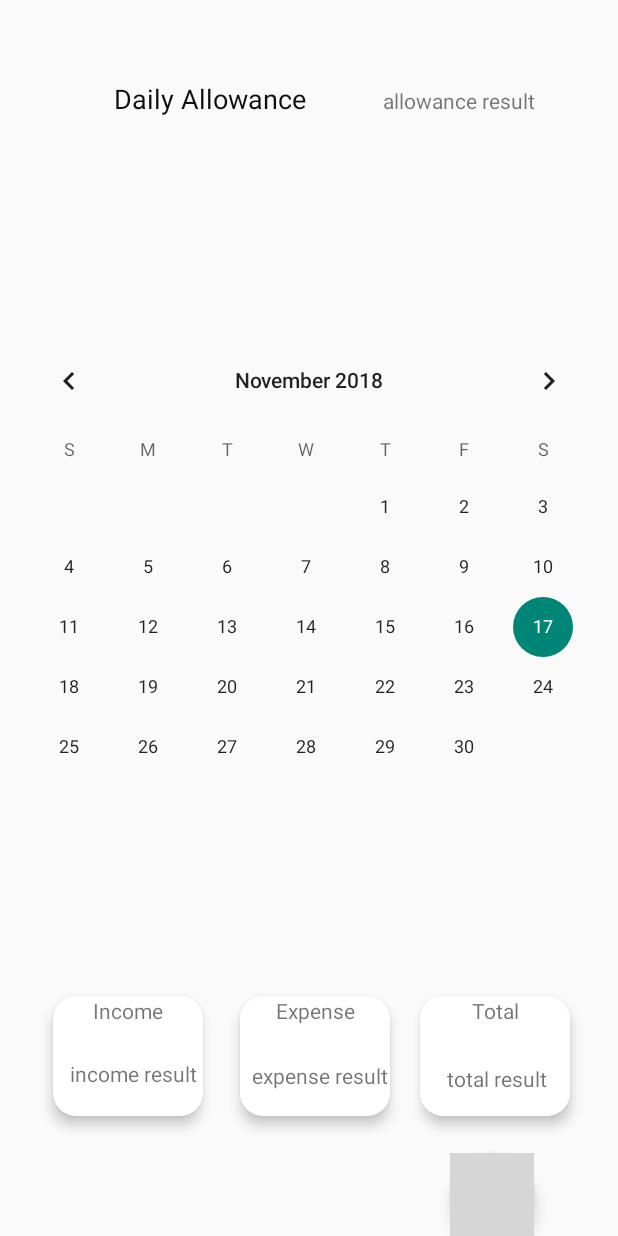
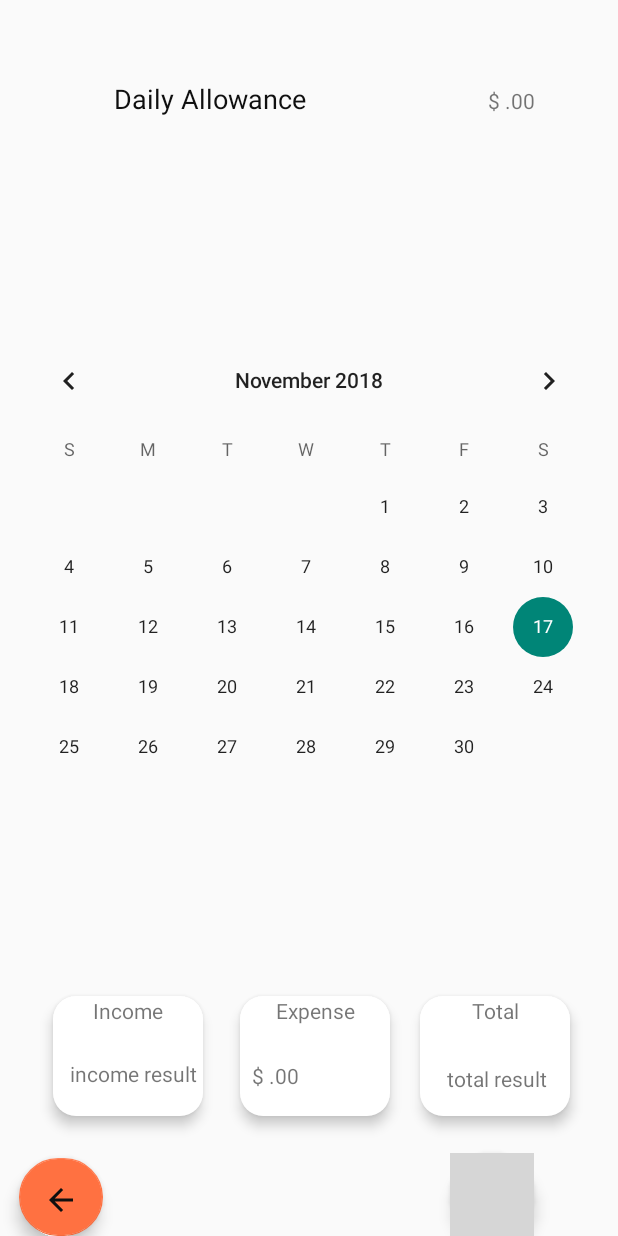
Before and after one commit to FlatFishPrincess/piggyApp, an Android app: the ExpenseActivity screen opened directly, with no data from a screen before it, on a phone screen of 412 x 824 dp. Run offline under Robolectric (Android 15) with nearby library versions, the phone set to English and light mode, and no system bars; our stand-ins replace Firebase (no records; nobody signed in at launch, a user with empty details on screens opened directly); 3 statements that could not run were skipped; grey boxes are pictures that could not be loaded.

Commit message:
merged with Flavia_work

```diff
--- a/app/build.gradle
+++ b/app/build.gradle
@@ -34,6 +34,8 @@
     androidTestImplementation 'com.android.support.test.espresso:espresso-core:3.0.2'
     implementation 'com.google.firebase:firebase-core:16.0.1'
     implementation 'com.google.firebase:firebase-auth:16.0.1'
+    implementation 'com.google.firebase:firebase-database:16.0.2'
+    implementation 'com.google.firebase:firebase-core:16.0.3'
 }
 
 apply plugin: 'com.google.gms.google-services'
--- a/app/src/main/AndroidManifest.xml
+++ b/app/src/main/AndroidManifest.xml
@@ -39,6 +39,7 @@
         <activity
             android:name=".ReportActivity"
             android:theme="@style/Theme.AppCompat.Light.NoActionBar"></activity>
+        <activity android:name=".DayExpenseActivity"></activity>
     </application>
 
 </manifest>
--- a/app/src/main/java/ca/douglascollege/mobileproject/piggy/ExpenseActivity.java
+++ b/app/src/main/java/ca/douglascollege/mobileproject/piggy/ExpenseActivity.java
@@ -2,18 +2,41 @@
 
 import android.content.Intent;
 import android.os.Bundle;
+import android.support.annotation.NonNull;
 import android.support.design.widget.FloatingActionButton;
 import android.support.v7.app.AppCompatActivity;
 import android.view.View;
+import android.widget.CalendarView;
+import android.widget.TextView;
+
+import com.google.firebase.auth.FirebaseAuth;
+import com.google.firebase.database.DataSnapshot;
+import com.google.firebase.database.DatabaseError;
+import com.google.firebase.database.DatabaseReference;
+import com.google.firebase.database.FirebaseDatabase;
+import com.google.firebase.database.ValueEventListener;
+
+import java.text.DecimalFormat;
+import java.util.Calendar;
 
 public class ExpenseActivity extends AppCompatActivity {
+    double expense;
+    double total;
+    double incomeTotal;
+    TextView expenseTxt, IncomeTxt, allowanceTxt;
+    DecimalFormat CURRENCY_FORMAT = new DecimalFormat("$ #,###.00");
+    String incomeStored;
+    private FirebaseAuth firebaseAuth = FirebaseAuth.getInstance();
+    final DatabaseReference mDatabase = FirebaseDatabase.getInstance().getReference().child("users");
+    final DatabaseReference currentUserDB = mDatabase.child(firebaseAuth.getCurrentUser().getUid());
+    FloatingActionButton returnBTn;
+
 
     //TODO expense pop up dialog
     @Override
     protected void onCreate(Bundle savedInstanceState) {
         super.onCreate(savedInstanceState);
         setContentView(R.layout.activity_expense);
-
 
         // Floating button clicked, go to report activity
         FloatingActionButton fab = findViewById(R.id.fab);
@@ -23,5 +46,52 @@
                 startActivity(new Intent(ExpenseActivity.this, ReportActivity.class));
             }
         });
+        IncomeTxt = (TextView)findViewById(R.id.txtIncome);
+        allowanceTxt = (TextView)findViewById(R.id.txtAllowance);
+        returnBTn = (FloatingActionButton)findViewById(R.id.returnFab);
+        total = 0;
+        incomeTotal = 0;
+        expenseTxt = (TextView)findViewById(R.id.txtExpense);
+        CalendarView calendarView=(CalendarView) findViewById(R.id.calendarView);
+        Calendar cal = Calendar.getInstance();
+        final int daysInMonth = cal.getActualMaximum(Calendar.DAY_OF_MONTH);
+        expenseTxt.setText(CURRENCY_FORMAT.format(total).toString());
+
+
+        returnBTn.setOnClickListener(new View.OnClickListener() {
+            @Override
+            public void onClick(View v) {
+                startActivity(new Intent(ExpenseActivity.this, DashboardActivity.class));
+            }
+        });
+
+        currentUserDB.child("income");
+        currentUserDB.child("income").addValueEventListener(new ValueEventListener() {
+            @Override
+            public void onDataChange(@NonNull DataSnapshot dataSnapshot) {
+                String totalIncome = dataSnapshot.getValue().toString();
+                IncomeTxt.setText(CURRENCY_FORMAT.format(Double.parseDouble(totalIncome)));//dataSnapshot.getValue().toString());
+                incomeStored = totalIncome;
+                incomeTotal = Double.parseDouble(incomeStored) / daysInMonth;
+                allowanceTxt.setText(CURRENCY_FORMAT.format(incomeTotal).toString());
+            }
+
+            @Override
+            public void onCancelled(@NonNull DatabaseError databaseError) {
+
+            }
+        });
+
+        calendarView.setOnDateChangeListener(new CalendarView.OnDateChangeListener() {
+            @Override
+
+            public void onSelectedDayChange(CalendarView view, int year, int month, int dayOfMonth) {
+                String value= month + "/" + dayOfMonth + "/" + year;
+                Intent i = new Intent(ExpenseActivity.this, DayExpenseActivity.class);
+                i.putExtra("key",value);
+                startActivity(i);
+            }
+
+        });
     }
 }
--- a/app/src/main/res/layout/activity_expense.xml
+++ b/app/src/main/res/layout/activity_expense.xml
@@ -28,13 +28,12 @@
         android:text="allowance result" />
 
     <CalendarView
-        android:id="@+id/calendar"
+        android:id="@+id/calendarView"
         android:layout_width="match_parent"
         android:layout_height="383dp"
         android:layout_alignParentEnd="true"
         android:layout_centerVertical="true"
-        android:layout_marginEnd="0dp"
-        />
+        android:layout_marginEnd="0dp" />
 
     <TextView
         android:id="@+id/textView4"
@@ -122,4 +121,16 @@
         android:tint="@color/textWhite"
         app:backgroundTint="@color/orange" />
 
+    <android.support.design.widget.FloatingActionButton
+        android:id="@+id/returnFab"
+        android:layout_width="wrap_content"
+        android:layout_height="wrap_content"
+        android:layout_alignStart="@+id/textView3"
+        android:layout_alignTop="@+id/fab"
+        android:layout_marginStart="-63dp"
+        android:layout_marginTop="3dp"
+        android:clickable="true"
+        app:backgroundTint="@color/orange"
+        app:srcCompat="@drawable/ic_arrow_back_black_24dp" />
+
 </RelativeLayout>
```
Also changed, not shown: app/src/main/java/ca/douglascollege/mobileproject/piggy/DayExpenseActivity.java (added, +73 -0 lines), app/src/main/java/ca/douglascollege/mobileproject/piggy/IncomeActivity.java (+32 -2 lines), app/src/main/java/ca/douglascollege/mobileproject/piggy/RegisterActivity.java (+8 -3 lines), app/src/main/res/layout/activity_day_expense.xml (added, +86 -0 lines), app/src/main/res/layout/activity_income.xml (+26 -22 lines), app/src/main/res/values/strings.xml (+15 -1 lines).
